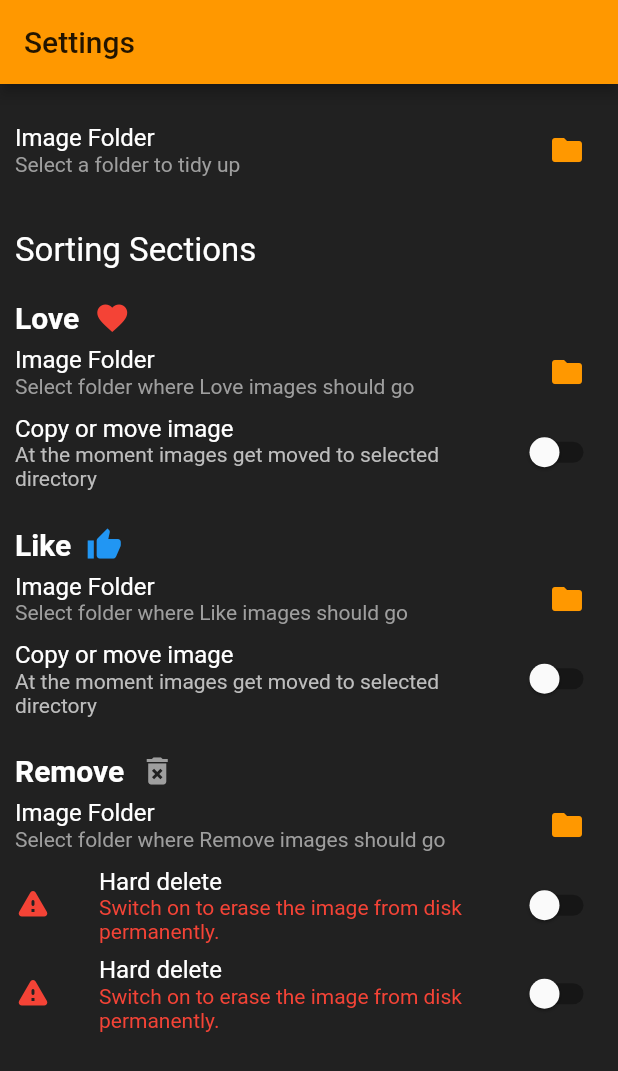
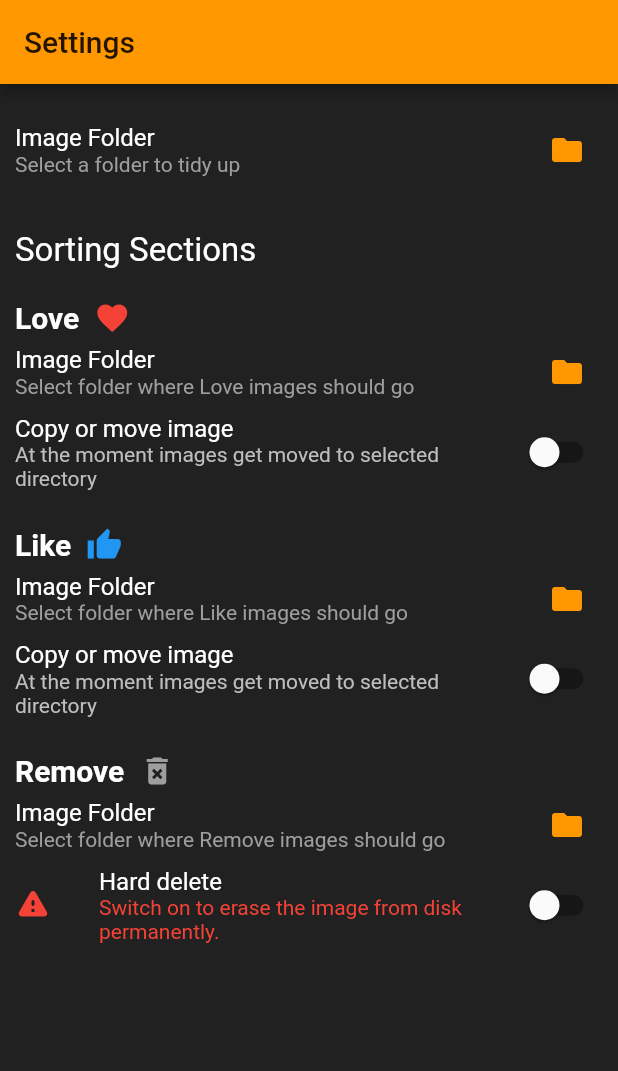
Before and after one commit to HotRecode/TidyMyGallery, a Flutter app: the screen it shows after launch, on a phone screen of 412 x 824 dp. Shown: the top 1071 px of the screen. Run offline on Flutter 3.47's test engine with Material 2 defaults, Android fonts, the phone set to English and light mode, and no system bars; our stand-ins replace flutter_spinkit.

Commit message:
Remove extra switch

```diff
--- a/lib/screens/settings.dart
+++ b/lib/screens/settings.dart
@@ -74,7 +74,6 @@ class _SettingsScreenState extends State<SettingsScreen> {
               ),
               Switch: HardDeleteSwitch()
             ),
-            HardDeleteSwitch(),
           ],
         ),
       ),
```
